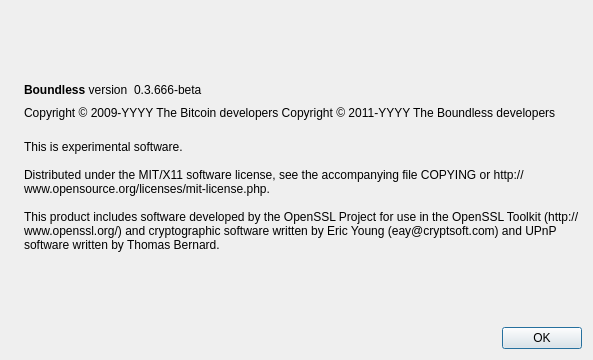
Before: the Qt Designer form src/qt/forms/aboutdialog.ui in Mishura4/boundless, drawn with Qt 5.
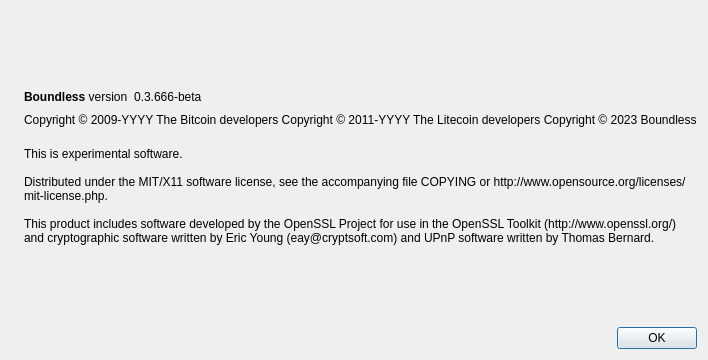
After: the same form once the commit is applied. Icons and pictures are not drawn.

What changed in the file:
```diff
--- a/src/qt/forms/aboutdialog.ui
+++ b/src/qt/forms/aboutdialog.ui
@@ -92,7 +92,8 @@
        </property>
        <property name="text">
         <string notr="true">Copyright &amp;copy; 2009-YYYY The Bitcoin developers
-Copyright &amp;copy; 2011-YYYY The Boundless developers</string>
+Copyright &amp;copy; 2011-YYYY The Litecoin developers
+Copyright &amp;copy; 2023 Boundless</string>       
        </property>
        <property name="textFormat">
         <enum>Qt::RichText</enum>
```
Lines whose indentation alone changed are shown as unchanged.
